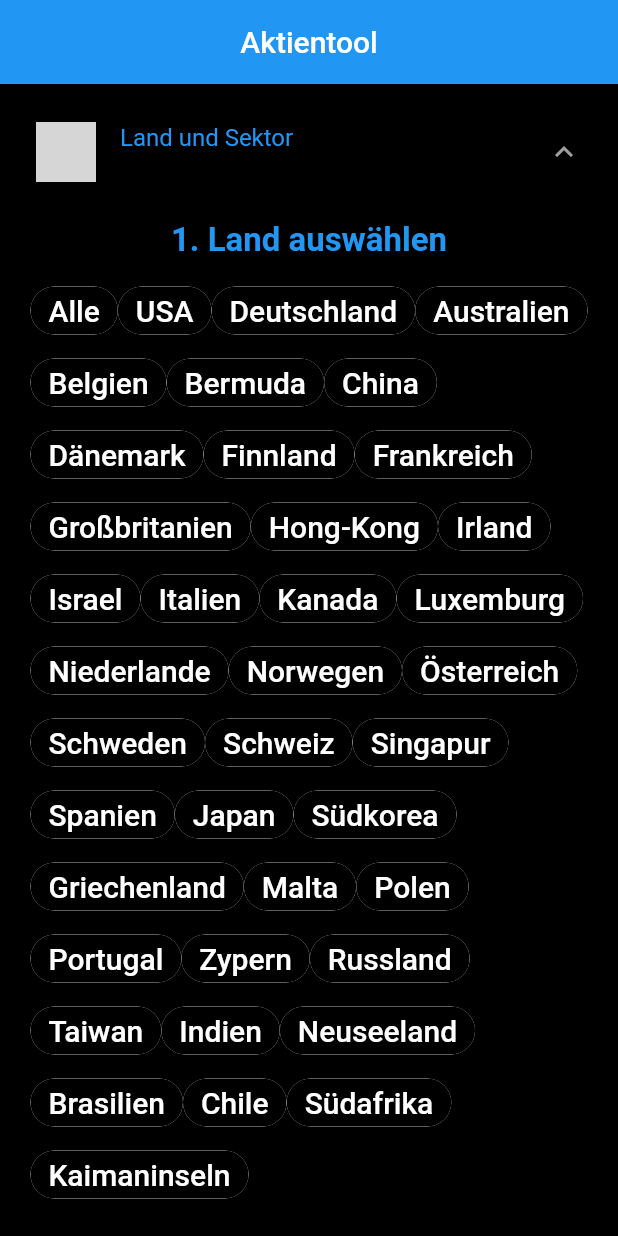
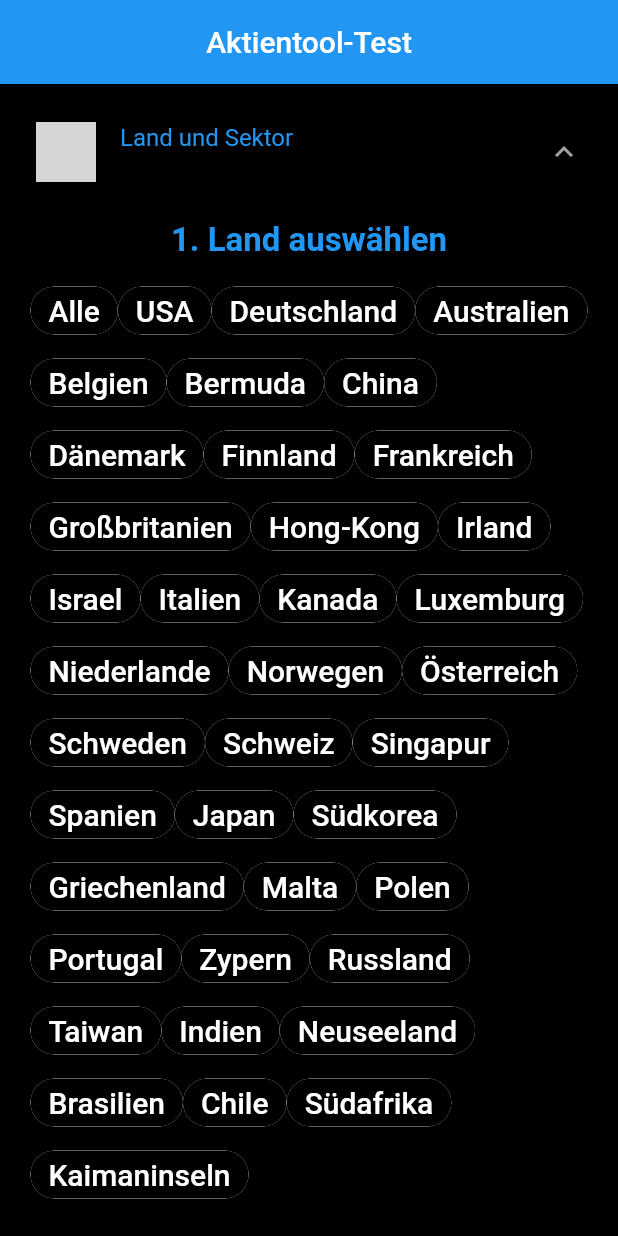
Before and after one commit to najamlodhi1/aktientool, a Flutter app: the screen it shows after launch, after a tap on "Land und Sektor", on a phone screen of 412 x 824 dp. Run offline on Flutter 3.47's test engine with Material 2 defaults, Android fonts, the phone set to English and light mode, and no system bars; our stand-ins replace lite_rolling_switch, syncfusion_flutter_charts; missing offline and left inert: advance_expansion_tile; statements that could not run were skipped; grey boxes are pictures that could not be loaded.

Commit message:
CI Workflow

```diff
--- a/lib/main.dart
+++ b/lib/main.dart
@@ -562,7 +562,7 @@ class _MyHomePageState extends State<MyHomePage> {
               _globalKey.currentState!.collapse();
               print(textHeader);
             },
-            child: Text("Aktientool"),
+            child: Text("Aktientool-Test"),
           ),
         ),
         body: SingleChildScrollView(
```
